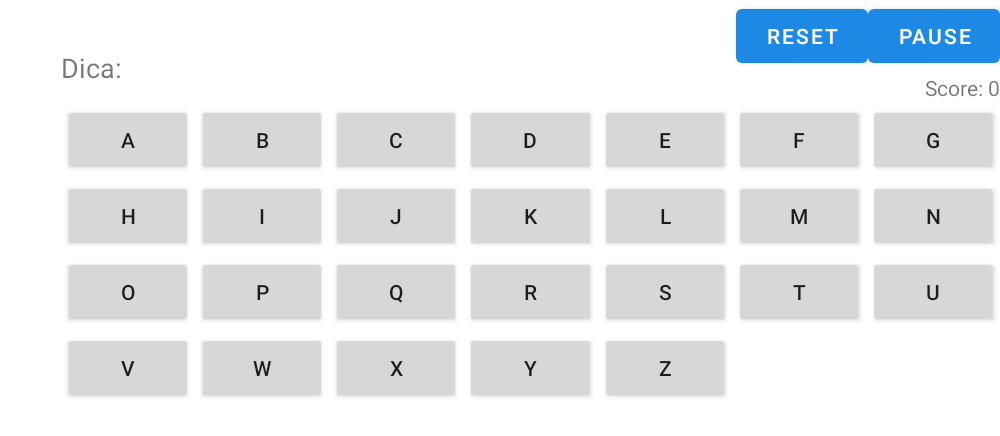
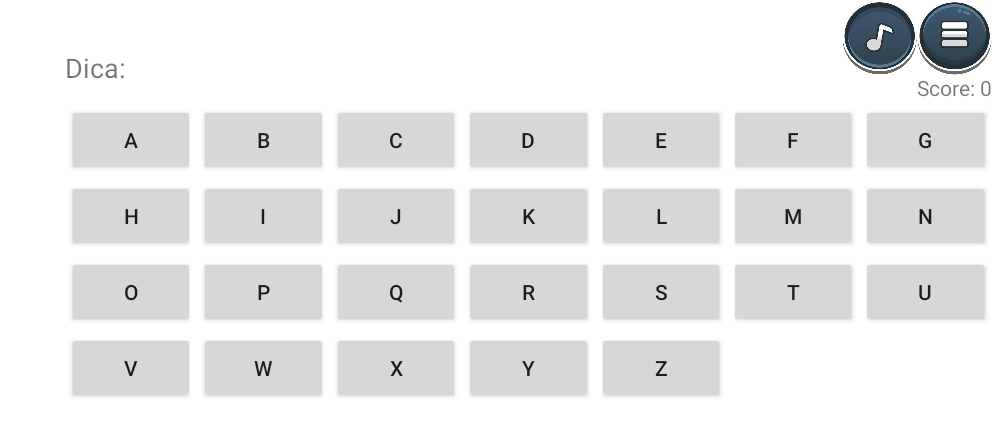
Before and after one commit to Alkazuz/hangman-game, an Android app: the GameActivity screen opened directly, with no data from a screen before it, on a phone screen of 824 x 412 dp (held sideways). Shown: the top 436 px of the screen, without its empty margins (236-1236 px from the left). Run offline under Robolectric (Android 15) with nearby library versions, the phone set to English and light mode, and no system bars; 10 statements that could not run were skipped.

Commit message:
feat: adicionando pause

```diff
--- a/app/src/main/java/ufms/hangman/game/GameActivity.java
+++ b/app/src/main/java/ufms/hangman/game/GameActivity.java
@@ -3,12 +3,14 @@ package ufms.hangman.game;
 import androidx.appcompat.app.AppCompatActivity;
 
 import android.content.Intent;
+import android.media.MediaPlayer;
 import android.os.Bundle;
 import android.util.Log;
 import android.view.Window;
 import android.view.WindowManager;
 import android.widget.Button;
 import android.widget.GridLayout;
+import android.widget.ImageButton;
 import android.widget.ImageView;
 import android.widget.TextView;
 import android.widget.Toast;
@@ -16,11 +18,15 @@ import android.widget.Toast;
 import ufms.hangman.game.R;
 import ufms.hangman.game.activities.LoseActivity;
 import ufms.hangman.game.activities.WinActivity;
+import ufms.hangman.game.dialog.PauseDialogFragment;
 import ufms.hangman.game.object.Game;
 import ufms.hangman.game.object.Word;
 
 public class GameActivity extends AppCompatActivity {
     private Game game;
+    private MediaPlayer mediaPlayer;
+    private ImageButton soundButton;
+    private ImageButton menuButton;
 
     @Override
     protected void onCreate(Bundle savedInstanceState) {
@@ -33,11 +39,51 @@ public class GameActivity extends AppCompatActivity {
         setContentView(R.layout.activity_game);
         this.game = (Game) getIntent().getSerializableExtra("game");
         this.game.getPlayer().save();
+        this.mediaPlayer = MediaPlayer.create(this, R.raw.game_music);
+        this.mediaPlayer.setLooping(true);
+
+        this.soundButton = findViewById(R.id.button_sound);
+        this.menuButton = findViewById(R.id.button_pause);
+
+        startMusic();
         updateForca();
         createAZButtons();
         updateHint();
         updateScore();
         updateWord();
+        createSoundButtonHandle();
+        createMenuButtonHandle();
+    }
+
+    private void startMusic() {
+        if(!mediaPlayer.isPlaying()) {
+            mediaPlayer.start();
+            this.soundButton.setBackgroundResource(R.drawable.soundon);
+        }
+    }
+
+    private void stopMusic() {
+        if(mediaPlayer.isPlaying()) {
+            mediaPlayer.pause();
+            this.soundButton.setBackgroundResource(R.drawable.soundoff);
+        }
+    }
+
+    private void createMenuButtonHandle() {
+        menuButton.setOnClickListener(v -> {
+            PauseDialogFragment pauseDialogFragment = new PauseDialogFragment(this);
+            pauseDialogFragment.show(getSupportFragmentManager(), "pause_dialog_fragment");
+        });
+    }
+
+    private void createSoundButtonHandle() {
+        soundButton.setOnClickListener(v -> {
+            if(mediaPlayer.isPlaying()) {
+                stopMusic();
+            } else {
+                startMusic();
+            }
+        });
     }
 
     public void updateForca() {
--- a/app/src/main/res/layout/activity_game.xml
+++ b/app/src/main/res/layout/activity_game.xml
@@ -4,6 +4,7 @@
     xmlns:tools="http://schemas.android.com/tools"
     android:layout_width="match_parent"
     android:layout_height="match_parent"
+    android:paddingHorizontal="5sp"
     tools:context=".GameActivity">
 
     <ImageView
@@ -29,27 +30,27 @@
         android:layout_width="0dp"
         android:layout_height="wrap_content"
         android:textSize="24sp"
-        app:layout_constraintEnd_toStartOf="@+id/button_reset"
+        app:layout_constraintEnd_toStartOf="@+id/button_pause"
         app:layout_constraintHorizontal_chainStyle="spread"
         app:layout_constraintStart_toStartOf="@+id/guideline"
         app:layout_constraintTop_toTopOf="parent" />
 
-    <Button
-        android:id="@+id/button_reset"
-        android:layout_width="wrap_content"
-        android:layout_height="wrap_content"
-        android:text="Reset"
+    <ImageButton
+        android:id="@+id/button_sound"
+        android:layout_width="50dp"
+        android:layout_height="50dp"
+        android:background="@drawable/soundon"
         app:layout_constraintEnd_toStartOf="@+id/button_pause"
         app:layout_constraintStart_toEndOf="@+id/textView_word"
         app:layout_constraintTop_toTopOf="@+id/textView_word" />
 
-    <Button
+    <ImageButton
         android:id="@+id/button_pause"
-        android:layout_width="wrap_content"
-        android:layout_height="wrap_content"
-        android:text="Pause"
+        android:layout_width="50dp"
+        android:layout_height="50dp"
+        android:background="@drawable/btnmenu"
         app:layout_constraintEnd_toEndOf="parent"
-        app:layout_constraintStart_toEndOf="@+id/button_reset"
+        app:layout_constraintStart_toEndOf="@+id/button_sound"
         app:layout_constraintTop_toTopOf="@+id/textView_word" />
 
     <TextView
--- a/app/src/main/res/values-night/themes.xml
+++ b/app/src/main/res/values-night/themes.xml
@@ -1,13 +1,13 @@
 <resources xmlns:tools="http://schemas.android.com/tools">
     <!-- Base application theme. -->
-    <style name="Theme.Hangmangame" parent="Theme.MaterialComponents.DayNight.DarkActionBar">
+    <style name="Theme.Hangmangame" parent="Theme.MaterialComponents.Light.NoActionBar">
         <!-- Primary brand color. -->
-        <item name="colorPrimary">@color/purple_200</item>
-        <item name="colorPrimaryVariant">@color/purple_700</item>
-        <item name="colorOnPrimary">@color/black</item>
+        <item name="colorPrimary">#1E88E5</item>
+        <item name="colorPrimaryVariant">#1E88E5</item>
+        <item name="colorOnPrimary">@color/white</item>
         <!-- Secondary brand color. -->
         <item name="colorSecondary">@color/teal_200</item>
-        <item name="colorSecondaryVariant">@color/teal_200</item>
+        <item name="colorSecondaryVariant">@color/teal_700</item>
         <item name="colorOnSecondary">@color/black</item>
         <!-- Status bar color. -->
         <item name="android:statusBarColor">?attr/colorPrimaryVariant</item>
```
Also changed, not shown: app/src/main/AndroidManifest.xml (+5 -5 lines), app/src/main/java/ufms/hangman/game/dialog/PauseDialogFragment.java (added, +48 -0 lines), app/src/main/res/layout/pause_dialog_layout.xml (added, +39 -0 lines), app/src/main/res/values/styles.xml (added, +9 -0 lines), app/src/main/res/drawable/btndesist.png (added), app/src/main/res/drawable/btnmenu.png (added), app/src/main/res/drawable/btnresume.png (added), app/src/main/res/drawable/restartbtn.png (added), app/src/main/res/drawable/soundoff.png (added), app/src/main/res/drawable/soundon.png (added), 1 other file.
